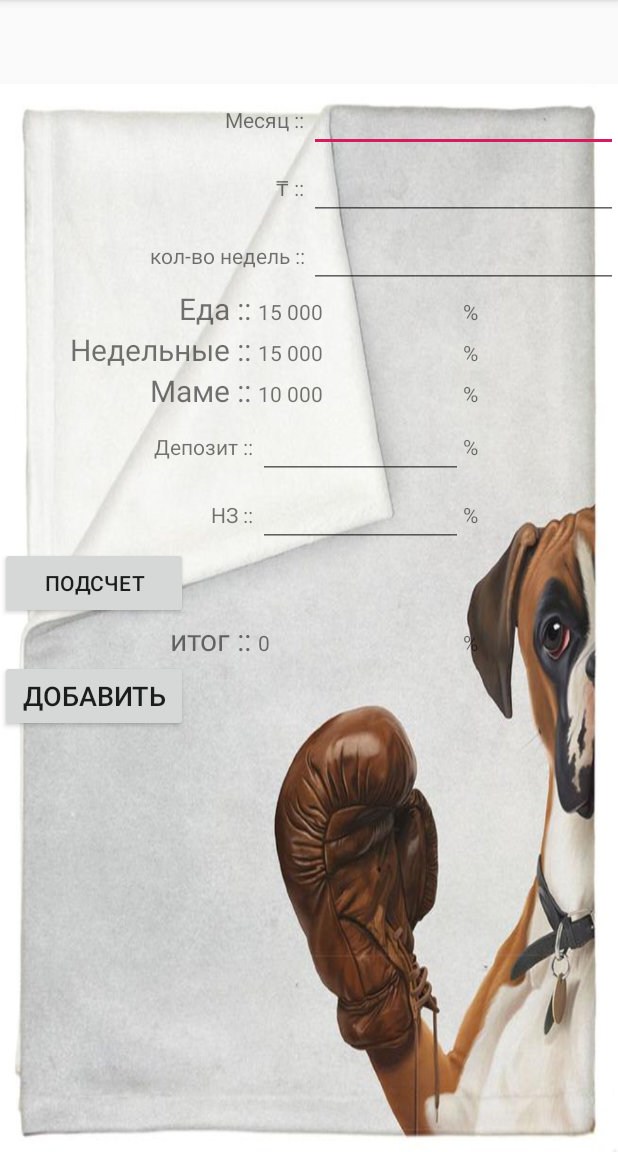
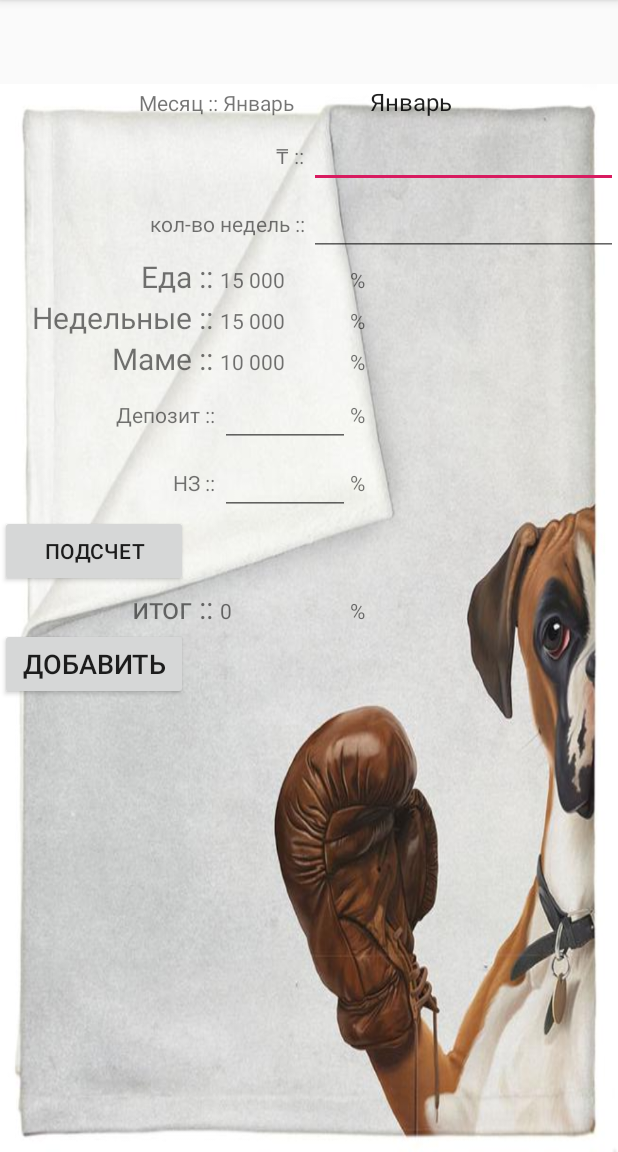
Before and after one commit to DarTiess/MyCalculationPourMonHomme, an Android app: the MainActivity screen opened directly, with no data from a screen before it, after a tap on "ДОБАВИТЬ", on a phone screen of 412 x 824 dp, the part 84-1236 px from its top. Run offline under Robolectric (Android 15) with nearby library versions, the phone set to English and light mode, and no system bars; 2 other taps on this screen came first.

Commit message:
add monseSelection and inputType

```diff
--- a/src/main/java/com/example/mycalc/MainActivity.java
+++ b/src/main/java/com/example/mycalc/MainActivity.java
@@ -10,18 +10,23 @@ import android.text.TextWatcher;
 import android.view.Menu;
 import android.view.MenuItem;
 import android.view.View;
+import android.widget.AdapterView;
+import android.widget.ArrayAdapter;
 import android.widget.EditText;
 import android.widget.SimpleCursorAdapter;
+import android.widget.Spinner;
 import android.widget.TextView;
 import android.widget.Toast;
 
 import androidx.appcompat.app.AppCompatActivity;
 
 public class MainActivity extends AppCompatActivity {
+    String[] msNames = {"Январь", "Февраль", "Март", "Апрель", "Май", "Июнь", "Июль", "Август", "Сентябрь", "Октябрь", "Ноябрь", "Декабрь"};
 
+    Spinner msName;
+    TextView selection;
     TextView end;
     EditText money;
-EditText msName;
     EditText monse;
     TextView food;
     TextView week;
@@ -48,7 +53,7 @@ EditText msName;
         super.onCreate(savedInstanceState);
         setContentView(R.layout.activity_main);
 
-        msName=(EditText)findViewById(R.id.monseName);
+      msName=(Spinner)findViewById(R.id.monseName);
 end=(TextView)findViewById(R.id.end);
 money=(EditText)findViewById(R.id.moneyStart);
 monse=(EditText)findViewById(R.id.monse);
@@ -60,6 +65,30 @@ momme=(TextView)findViewById(R.id.momme);
 //calculList=(ListView)findViewById(R.id.list);
 
 dbHelper=new DatabaseHelper(getApplicationContext());
+
+        selection = (TextView) findViewById(R.id.selection);
+
+        ArrayAdapter<String> adapter = new ArrayAdapter<String>(this, android.R.layout.simple_spinner_item, msNames);
+        adapter.setDropDownViewResource(android.R.layout.simple_spinner_dropdown_item);
+         msName.setAdapter(adapter);
+
+        AdapterView.OnItemSelectedListener itemSelectedListener = new AdapterView.OnItemSelectedListener() {
+            @Override
+            public void onItemSelected(AdapterView<?> parent, View view, int position, long id) {
+
+                // Получаем выбранный объект
+                String item = (String)parent.getItemAtPosition(position);
+                selection.setText(item);
+            }
+
+            @Override
+            public void onNothingSelected(AdapterView<?> parent) {
+
+            }
+        };
+        msName.setOnItemSelectedListener(itemSelectedListener);
+
+
 
         money.addTextChangedListener(new TextWatcher() {
 
@@ -381,7 +410,7 @@ dbHelper=new DatabaseHelper(getApplicationContext());
        // startActivity(intent);
 
         ContentValues cv = new ContentValues();
-        cv.put(DatabaseHelper.COLUMN_MSNAME, msName.getText().toString());
+        cv.put(DatabaseHelper.COLUMN_MSNAME,  selection.getText().toString());
         cv.put(DatabaseHelper.COLUMN_MONEY, money.getText().toString());
         cv.put(DatabaseHelper.COLUMN_ENDMONEY, Integer.parseInt(end.getText().toString()));
 
--- a/src/main/res/layout/activity_main.xml
+++ b/src/main/res/layout/activity_main.xml
@@ -38,8 +38,14 @@
                 android:layout_width="wrap_content"
                 android:layout_height="wrap_content"
                 android:textAlignment="textEnd"/>
-            <EditText
-                android:layout_weight="1"
+            <TextView
+                android:id="@+id/selection"
+                android:layout_width="match_parent"
+                android:layout_height="wrap_content"
+                android:layout_weight="1">
+            </TextView>
+            <Spinner
+                android:layout_weight="0.8"
                 android:id="@+id/monseName"
                 android:layout_height="wrap_content"
                 android:layout_width="wrap_content"/>
@@ -56,6 +62,7 @@
     <EditText
         android:layout_weight="1"
         android:id="@+id/moneyStart"
+        android:inputType="number"
         android:layout_height="wrap_content"
         android:layout_width="wrap_content"/>
 
@@ -70,6 +77,7 @@
             <EditText
                 android:layout_weight="1"
                 android:id="@+id/monse"
+                android:inputType="number"
                 android:layout_height="wrap_content"
                 android:layout_width="wrap_content"
                />
@@ -159,6 +167,7 @@
             <EditText
                 android:layout_weight="1"
                 android:id="@+id/deposit"
+                android:inputType="number"
                 android:layout_height="wrap_content"
                 android:layout_width="wrap_content"
                 />
@@ -180,6 +189,7 @@
             <EditText
                 android:layout_weight="1"
                 android:id="@+id/nz"
+                android:inputType="number"
                 android:layout_height="wrap_content"
                 android:layout_width="wrap_content"
 
```
